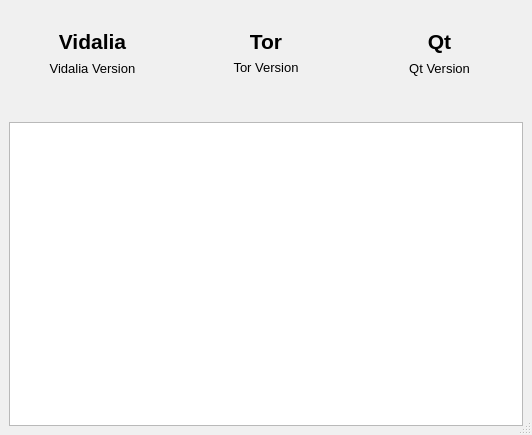
Before: the Qt Designer form src/gui/about/aboutdialog.ui in a-ilin/vidalia, drawn with Qt 5.
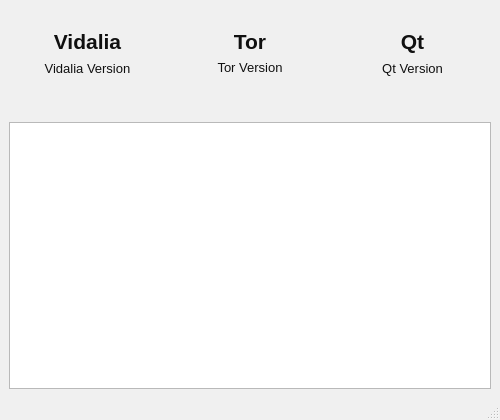
After: the same form once the commit is applied. Icons and pictures are not drawn.

Commit message:
Don't inherit from QDialog because it causes strange modal type behavior, even if the object is set to modeless. Take advantage of statusbar to make the bwgraph a bit smaller.
svn:r1024

```diff
--- a/src/gui/about/aboutdialog.ui
+++ b/src/gui/about/aboutdialog.ui
@@ -3,26 +3,15 @@
  <comment></comment>
  <exportmacro></exportmacro>
  <class>AboutDialog</class>
- <widget class="QDialog" name="AboutDialog" >
-  <property name="enabled" >
-   <bool>true</bool>
-  </property>
+ <widget class="QMainWindow" name="AboutDialog" >
   <property name="geometry" >
    <rect>
     <x>0</x>
     <y>0</y>
-    <width>532</width>
-    <height>435</height>
+    <width>500</width>
+    <height>420</height>
    </rect>
   </property>
-  <property name="sizePolicy" >
-   <sizepolicy>
-    <hsizetype>5</hsizetype>
-    <vsizetype>5</vsizetype>
-    <horstretch>0</horstretch>
-    <verstretch>0</verstretch>
-   </sizepolicy>
-  </property>
   <property name="minimumSize" >
    <size>
     <width>500</width>
@@ -33,9 +22,9 @@
    <palette>
     <active>
      <color>
-      <red>0</red>
-      <green>0</green>
-      <blue>0</blue>
+      <red>16</red>
+      <green>16</green>
+      <blue>16</blue>
      </color>
      <color>
       <red>208</red>
@@ -95,7 +84,7 @@
      <color>
       <red>0</red>
       <green>0</green>
-      <blue>128</blue>
+      <blue>0</blue>
      </color>
      <color>
       <red>255</red>
@@ -113,16 +102,16 @@
       <blue>255</blue>
      </color>
      <color>
-      <red>231</red>
-      <green>231</green>
-      <blue>231</blue>
+      <red>240</red>
+      <green>240</green>
+      <blue>240</blue>
      </color>
     </active>
     <inactive>
      <color>
-      <red>0</red>
-      <green>0</green>
-      <blue>0</blue>
+      <red>16</red>
+      <green>16</green>
+      <blue>16</blue>
      </color>
      <color>
       <red>208</red>
@@ -182,7 +171,7 @@
      <color>
       <red>0</red>
       <green>0</green>
-      <blue>128</blue>
+      <blue>0</blue>
      </color>
      <color>
       <red>255</red>
@@ -200,9 +189,9 @@
       <blue>255</blue>
      </color>
      <color>
-      <red>231</red>
-      <green>231</green>
-      <blue>231</blue>
+      <red>240</red>
+      <green>240</green>
+      <blue>240</blue>
      </color>
     </inactive>
     <disabled>
@@ -269,7 +258,7 @@
      <color>
       <red>0</red>
       <green>0</green>
-      <blue>107</blue>
+      <blue>0</blue>
      </color>
      <color>
       <red>255</red>
@@ -287,9 +276,9 @@
       <blue>255</blue>
      </color>
      <color>
-      <red>231</red>
-      <green>231</green>
-      <blue>231</blue>
+      <red>240</red>
+      <green>240</green>
+      <blue>240</blue>
      </color>
     </disabled>
    </palette>
@@ -303,18 +292,7 @@
   <property name="windowIcon" >
    <iconset resource="../res/vidalia_common.qrc" >:/images/16x16/tor-logo.png</iconset>
   </property>
-  <property name="layoutDirection" >
-   <enum>Qt::LeftToRight</enum>
-  </property>
-  <property name="autoFillBackground" >
-   <bool>true</bool>
-  </property>
-  <property name="sizeGripEnabled" >
-   <bool>true</bool>
-  </property>
-  <property name="modal" >
-   <bool>false</bool>
-  </property>
+  <widget class="QWidget" name="centralwidget" >
   <layout class="QGridLayout" >
    <property name="margin" >
     <number>9</number>
@@ -322,6 +300,196 @@
    <property name="spacing" >
     <number>6</number>
    </property>
+    <item row="0" column="0" >
+     <layout class="QVBoxLayout" >
+      <property name="margin" >
+       <number>0</number>
+      </property>
+      <property name="spacing" >
+       <number>6</number>
+      </property>
+      <item>
+       <widget class="QLabel" name="lblVidaliaLogo" >
+        <property name="sizePolicy" >
+         <sizepolicy>
+          <hsizetype>5</hsizetype>
+          <vsizetype>0</vsizetype>
+          <horstretch>0</horstretch>
+          <verstretch>0</verstretch>
+         </sizepolicy>
+        </property>
+        <property name="contextMenuPolicy" >
+         <enum>Qt::NoContextMenu</enum>
+        </property>
+        <property name="text" >
+         <string/>
+        </property>
+        <property name="pixmap" >
+         <pixmap resource="../res/vidalia_common.qrc" >:/images/128x128/tor-on.png</pixmap>
+        </property>
+        <property name="alignment" >
+         <set>Qt::AlignCenter</set>
+        </property>
+       </widget>
+      </item>
+      <item>
+       <widget class="QLabel" name="lblVidalia" >
+        <property name="font" >
+         <font>
+          <family>Lucida Grande</family>
+          <pointsize>16</pointsize>
+          <weight>75</weight>
+          <italic>false</italic>
+          <bold>true</bold>
+          <underline>false</underline>
+          <strikeout>false</strikeout>
+         </font>
+        </property>
+        <property name="text" >
+         <string>Vidalia</string>
+        </property>
+        <property name="alignment" >
+         <set>Qt::AlignCenter</set>
+        </property>
+       </widget>
+      </item>
+      <item>
+       <widget class="QLabel" name="lblVidaliaVersion" >
+        <property name="font" >
+         <font>
+          <family>Arial</family>
+          <pointsize>10</pointsize>
+          <weight>50</weight>
+          <italic>false</italic>
+          <bold>false</bold>
+          <underline>false</underline>
+          <strikeout>false</strikeout>
+         </font>
+        </property>
+        <property name="text" >
+         <string>Vidalia Version</string>
+        </property>
+        <property name="alignment" >
+         <set>Qt::AlignCenter</set>
+        </property>
+        <property name="wordWrap" >
+         <bool>true</bool>
+        </property>
+       </widget>
+      </item>
+      <item>
+       <spacer>
+        <property name="orientation" >
+         <enum>Qt::Vertical</enum>
+        </property>
+        <property name="sizeType" >
+         <enum>QSizePolicy::Preferred</enum>
+        </property>
+        <property name="sizeHint" >
+         <size>
+          <width>20</width>
+          <height>40</height>
+         </size>
+        </property>
+       </spacer>
+      </item>
+     </layout>
+    </item>
+    <item row="0" column="2" >
+     <layout class="QVBoxLayout" >
+      <property name="margin" >
+       <number>0</number>
+      </property>
+      <property name="spacing" >
+       <number>6</number>
+      </property>
+      <item>
+       <widget class="QLabel" name="lblQtLogo" >
+        <property name="sizePolicy" >
+         <sizepolicy>
+          <hsizetype>5</hsizetype>
+          <vsizetype>0</vsizetype>
+          <horstretch>0</horstretch>
+          <verstretch>0</verstretch>
+         </sizepolicy>
+        </property>
+        <property name="contextMenuPolicy" >
+         <enum>Qt::NoContextMenu</enum>
+        </property>
+        <property name="text" >
+         <string/>
+        </property>
+        <property name="pixmap" >
+         <pixmap resource="../res/vidalia_common.qrc" >:/images/128x128/qt-logo.png</pixmap>
+        </property>
+        <property name="alignment" >
+         <set>Qt::AlignCenter</set>
+        </property>
+       </widget>
+      </item>
+      <item>
+       <widget class="QLabel" name="lblQt" >
+        <property name="font" >
+         <font>
+          <family>Lucida Grande</family>
+          <pointsize>16</pointsize>
+          <weight>75</weight>
+          <italic>false</italic>
+          <bold>true</bold>
+          <underline>false</underline>
+          <strikeout>false</strikeout>
+         </font>
+        </property>
+        <property name="text" >
+         <string>Qt</string>
+        </property>
+        <property name="alignment" >
+         <set>Qt::AlignCenter</set>
+        </property>
+       </widget>
+      </item>
+      <item>
+       <widget class="QLabel" name="lblQtVersion" >
+        <property name="font" >
+         <font>
+          <family>Arial</family>
+          <pointsize>10</pointsize>
+          <weight>50</weight>
+          <italic>false</italic>
+          <bold>false</bold>
+          <underline>false</underline>
+          <strikeout>false</strikeout>
+         </font>
+        </property>
+        <property name="text" >
+         <string>Qt Version</string>
+        </property>
+        <property name="alignment" >
+         <set>Qt::AlignCenter</set>
+        </property>
+        <property name="wordWrap" >
+         <bool>true</bool>
+        </property>
+       </widget>
+      </item>
+      <item>
+       <spacer>
+        <property name="orientation" >
+         <enum>Qt::Vertical</enum>
+        </property>
+        <property name="sizeType" >
+         <enum>QSizePolicy::Preferred</enum>
+        </property>
+        <property name="sizeHint" >
+         <size>
+          <width>20</width>
+          <height>40</height>
+         </size>
+        </property>
+       </spacer>
+      </item>
+     </layout>
+    </item>
    <item row="0" column="1" >
     <layout class="QVBoxLayout" >
      <property name="margin" >
@@ -379,7 +547,7 @@
       <widget class="QLabel" name="lblTorVersion" >
        <property name="font" >
         <font>
-         <family>arial</family>
+          <family>Arial</family>
          <pointsize>10</pointsize>
          <weight>50</weight>
          <italic>false</italic>
@@ -417,196 +585,6 @@
      </item>
     </layout>
    </item>
-   <item row="0" column="2" >
-    <layout class="QVBoxLayout" >
-     <property name="margin" >
-      <number>0</number>
-     </property>
-     <property name="spacing" >
-      <number>6</number>
-     </property>
-     <item>
-      <widget class="QLabel" name="lblQtLogo" >
-       <property name="sizePolicy" >
-        <sizepolicy>
-         <hsizetype>5</hsizetype>
-         <vsizetype>0</vsizetype>
-         <horstretch>0</horstretch>
-         <verstretch>0</verstretch>
-        </sizepolicy>
-       </property>
-       <property name="contextMenuPolicy" >
-        <enum>Qt::NoContextMenu</enum>
-       </property>
-       <property name="text" >
-        <string/>
-       </property>
-       <property name="pixmap" >
-        <pixmap resource="../res/vidalia_common.qrc" >:/images/128x128/qt-logo.png</pixmap>
-       </property>
-       <property name="alignment" >
-        <set>Qt::AlignCenter</set>
-       </property>
-      </widget>
-     </item>
-     <item>
-      <widget class="QLabel" name="lblQt" >
-       <property name="font" >
-        <font>
-         <family>Lucida Grande</family>
-         <pointsize>16</pointsize>
-         <weight>75</weight>
-         <italic>false</italic>
-         <bold>true</bold>
-         <underline>false</underline>
-         <strikeout>false</strikeout>
-        </font>
-       </property>
-       <property name="text" >
-        <string>Qt</string>
-       </property>
-       <property name="alignment" >
-        <set>Qt::AlignCenter</set>
-       </property>
-      </widget>
-     </item>
-     <item>
-      <widget class="QLabel" name="lblQtVersion" >
-       <property name="font" >
-        <font>
-         <family>arial</family>
-         <pointsize>10</pointsize>
-         <weight>50</weight>
-         <italic>false</italic>
-         <bold>false</bold>
-         <underline>false</underline>
-         <strikeout>false</strikeout>
-        </font>
-       </property>
-       <property name="text" >
-        <string>Qt Version</string>
-       </property>
-       <property name="alignment" >
-        <set>Qt::AlignCenter</set>
-       </property>
-       <property name="wordWrap" >
-        <bool>true</bool>
-       </property>
-      </widget>
-     </item>
-     <item>
-      <spacer>
-       <property name="orientation" >
-        <enum>Qt::Vertical</enum>
-       </property>
-       <property name="sizeType" >
-        <enum>QSizePolicy::Preferred</enum>
-       </property>
-       <property name="sizeHint" >
-        <size>
-         <width>20</width>
-         <height>40</height>
-        </size>
-       </property>
-      </spacer>
-     </item>
-    </layout>
-   </item>
-   <item row="0" column="0" >
-    <layout class="QVBoxLayout" >
-     <property name="margin" >
-      <number>0</number>
-     </property>
-     <property name="spacing" >
-      <number>6</number>
-     </property>
-     <item>
-      <widget class="QLabel" name="lblVidaliaLogo" >
-       <property name="sizePolicy" >
-        <sizepolicy>
-         <hsizetype>5</hsizetype>
-         <vsizetype>0</vsizetype>
-         <horstretch>0</horstretch>
-         <verstretch>0</verstretch>
-        </sizepolicy>
-       </property>
-       <property name="contextMenuPolicy" >
-        <enum>Qt::NoContextMenu</enum>
-       </property>
-       <property name="text" >
-        <string/>
-       </property>
-       <property name="pixmap" >
-        <pixmap resource="../res/vidalia_common.qrc" >:/images/128x128/tor-on.png</pixmap>
-       </property>
-       <property name="alignment" >
-        <set>Qt::AlignCenter</set>
-       </property>
-      </widget>
-     </item>
-     <item>
-      <widget class="QLabel" name="lblVidalia" >
-       <property name="font" >
-        <font>
-         <family>Lucida Grande</family>
-         <pointsize>16</pointsize>
-         <weight>75</weight>
-         <italic>false</italic>
-         <bold>true</bold>
-         <underline>false</underline>
-         <strikeout>false</strikeout>
-        </font>
-       </property>
-       <property name="text" >
-        <string>Vidalia</string>
-       </property>
-       <property name="alignment" >
-        <set>Qt::AlignCenter</set>
-       </property>
-      </widget>
-     </item>
-     <item>
-      <widget class="QLabel" name="lblVidaliaVersion" >
-       <property name="font" >
-        <font>
-         <family>arial</family>
-         <pointsize>10</pointsize>
-         <weight>50</weight>
-         <italic>false</italic>
-         <bold>false</bold>
-         <underline>false</underline>
-         <strikeout>false</strikeout>
-        </font>
-       </property>
-       <property name="text" >
-        <string>Vidalia Version</string>
-       </property>
-       <property name="alignment" >
-        <set>Qt::AlignCenter</set>
-       </property>
-       <property name="wordWrap" >
-        <bool>true</bool>
-       </property>
-      </widget>
-     </item>
-     <item>
-      <spacer>
-       <property name="orientation" >
-        <enum>Qt::Vertical</enum>
-       </property>
-       <property name="sizeType" >
-        <enum>QSizePolicy::Preferred</enum>
-       </property>
-       <property name="sizeHint" >
-        <size>
-         <width>20</width>
-         <height>40</height>
-        </size>
-       </property>
-      </spacer>
-     </item>
-    </layout>
-   </item>
    <item row="1" column="0" colspan="3" >
     <widget class="QTextEdit" name="txtLicense" >
      <property name="font" >
@@ -636,6 +614,17 @@
    </item>
   </layout>
  </widget>
+  <widget class="QStatusBar" name="statusbar" >
+   <property name="geometry" >
+    <rect>
+     <x>0</x>
+     <y>398</y>
+     <width>500</width>
+     <height>22</height>
+    </rect>
+   </property>
+  </widget>
+ </widget>
  <pixmapfunction></pixmapfunction>
  <resources>
   <include location="res/vidalia_common.qrc" />
```
Left out of the diff: 1 changed line with no effect on the pictures. Lines whose indentation alone changed are shown as unchanged. The commit also changes 8 other files.
